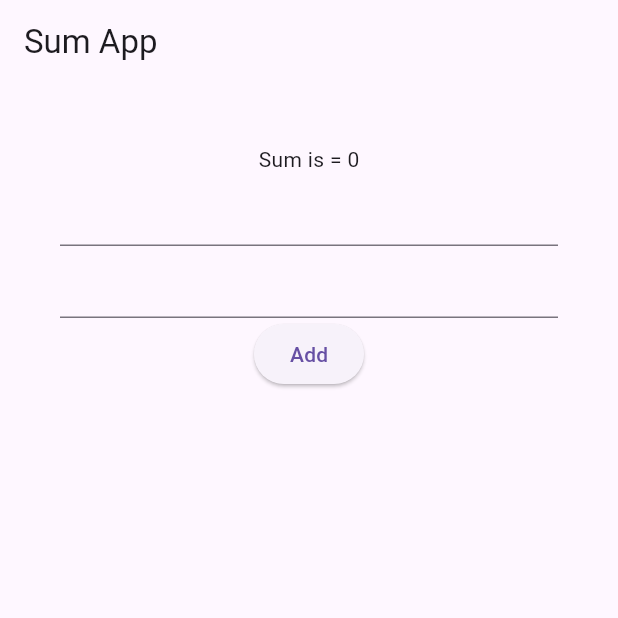
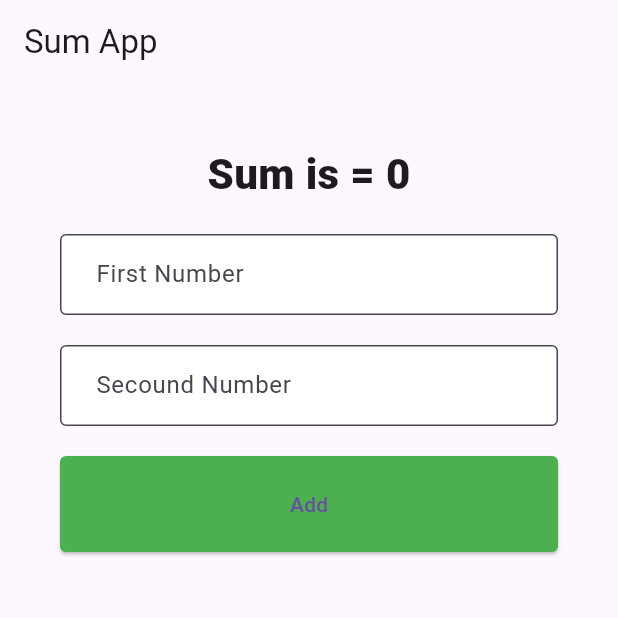
Before and after one commit to BongoCoderBD/fluter_sum_app, a Flutter app: the screen it shows after launch, on a phone screen of 412 x 824 dp, the top half of it. Run offline on Flutter 3.47's test engine with Material 3 defaults, Android fonts, the phone set to English and light mode, and no system bars.

Commit message:
This is flutter Sum App part-2

```diff
--- a/lib/Screens/home_screen.dart
+++ b/lib/Screens/home_screen.dart
@@ -1,5 +1,7 @@
 import 'package:flutter/cupertino.dart';
 import 'package:flutter/material.dart';
+
+import '../Styles/styles.dart';
 
 class HomeScreen extends StatefulWidget {
   @override
@@ -11,6 +13,11 @@ class HomeScreen extends StatefulWidget {
 }
 
 class HomeScreenUI extends State<HomeScreen> {
+  int? a = 0, b = 0, c = 0;
+  add(){
+    int add= a!+b!+c!;
+  }
+
   @override
   Widget build(BuildContext context) {
     // TODO: implement build
@@ -22,10 +29,17 @@ class HomeScreenUI extends State<HomeScreen> {
         child: Column(
           mainAxisAlignment: MainAxisAlignment.start,
           children: [
-            Text("Sum is = 0"),
-            TextFormField(),
-            TextFormField(),
-            ElevatedButton(onPressed: (){}, child: Text("Add"))
+            Text("Sum is = 0", style: HeadTextStyle(),),
+
+            SizedBox(height: 20,),
+            TextFormField(decoration: AppInputStyle("First Number"),),
+            SizedBox(height: 20,),
+            TextFormField(decoration: AppInputStyle("Secound Number"),),
+            SizedBox(height: 20,),
+            Container(
+              width: double.infinity,
+              child: ElevatedButton(onPressed: (){}, child: Text("Add"), style: AppButtonStyle(),),
+            ),
           ],
         ),
       ),
--- /dev/null
+++ b/lib/Styles/styles.dart
@@ -0,0 +1,30 @@
+import 'package:flutter/material.dart';
+
+InputDecoration AppInputStyle(label){
+return InputDecoration(
+  contentPadding: EdgeInsets.fromLTRB(20, 10, 10, 20),
+
+  fillColor: Colors.white,
+  filled: true,
+  border:OutlineInputBorder(),
+  labelText: label,
+);
+}
+
+TextStyle HeadTextStyle(){
+  return TextStyle(
+      fontSize: 28,
+      fontWeight: FontWeight.w800
+  );
+}
+
+
+ButtonStyle AppButtonStyle(){
+  return ElevatedButton.styleFrom(
+      padding: EdgeInsets.all(22),
+      backgroundColor: Colors.green,
+      shape: RoundedRectangleBorder(
+          borderRadius: BorderRadius.all(Radius.circular(4))
+      )
+  );
+}
```
